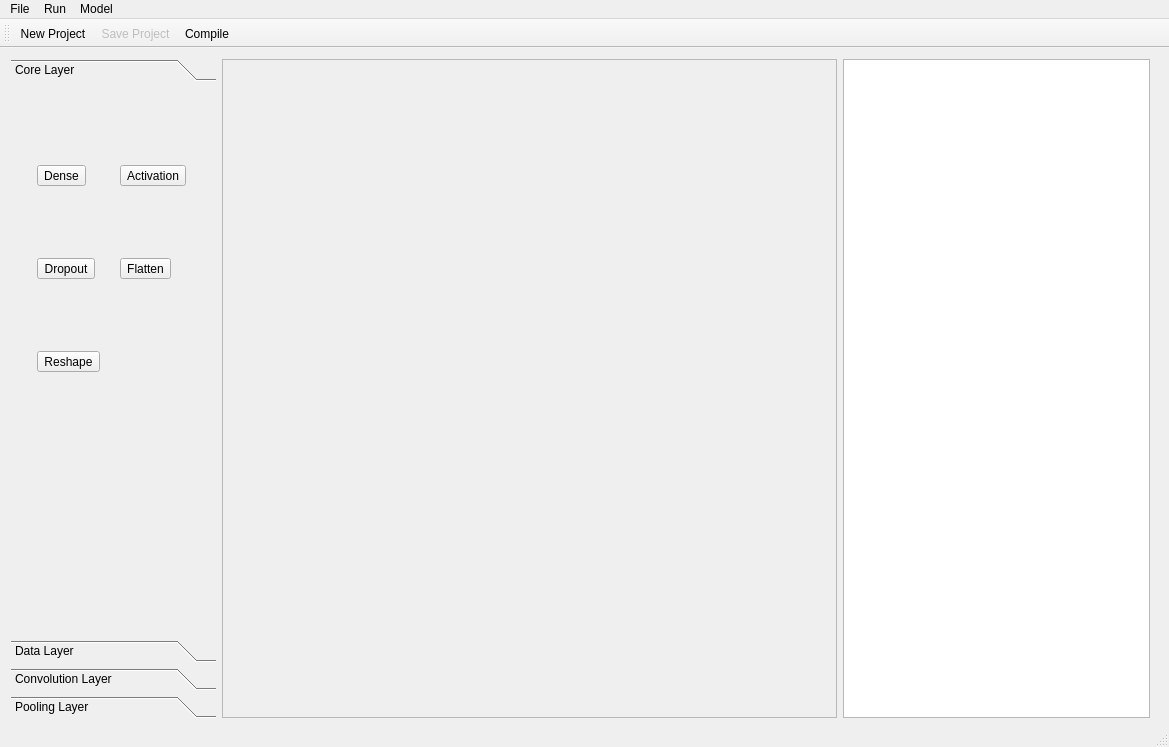
Before: the Qt Designer form app/mainwindow.ui in kelvin34501/alchimia_repo, drawn with Qt 5.
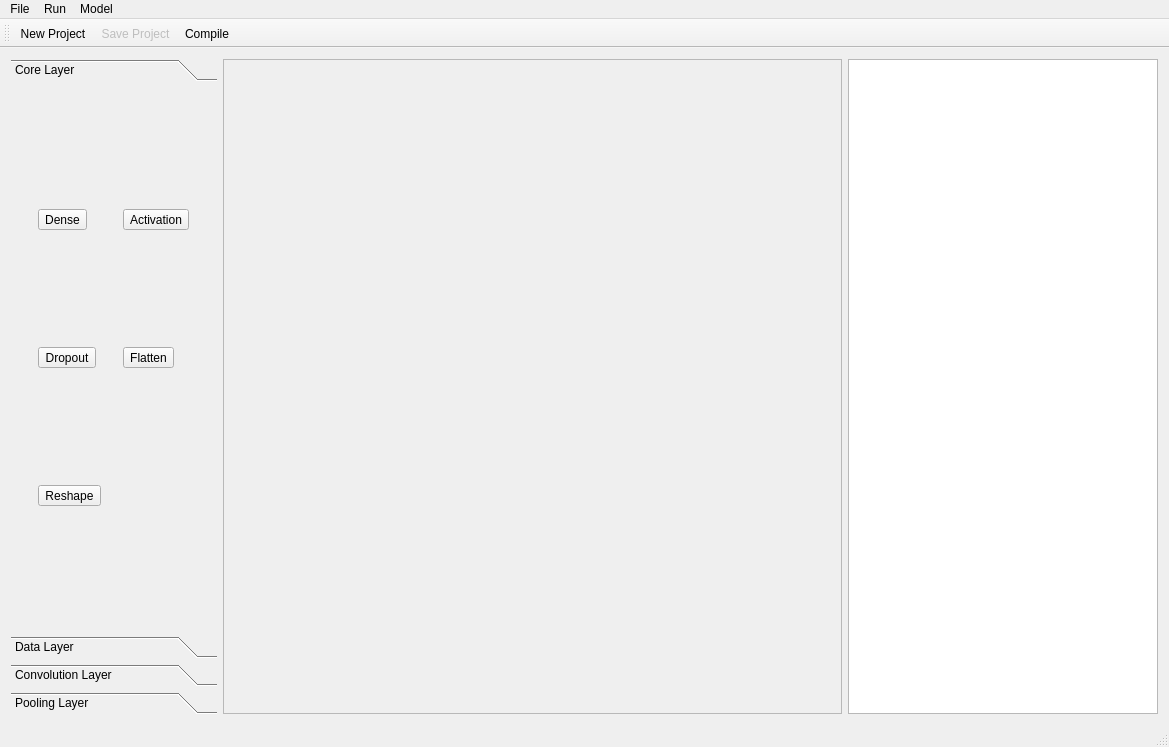
After: the same form once the commit is applied. The open tabs and pages were chosen to show the change. Icons and pictures are not drawn.

Commit message:
Auto-stretch panels
Now panels and buttons within the toolbox will auto-stretch to the
window size

Diff of the .ui file:
```diff
--- a/app/mainwindow.ui
+++ b/app/mainwindow.ui
@@ -14,15 +14,6 @@
    <string>MainWindow</string>
   </property>
   <widget class="QWidget" name="centralWidget">
-   <widget class="QWidget" name="layoutWidget">
-    <property name="geometry">
-     <rect>
-      <x>0</x>
-      <y>0</y>
-      <width>1161</width>
-      <height>681</height>
-     </rect>
-    </property>
     <layout class="QHBoxLayout" name="horizontalLayout">
      <item>
       <widget class="QToolBox" name="toolBox">
@@ -40,22 +31,13 @@
          <rect>
           <x>0</x>
           <y>0</y>
-          <width>209</width>
-          <height>551</height>
+         <width>208</width>
+         <height>516</height>
          </rect>
         </property>
         <attribute name="label">
          <string>Core Layer</string>
         </attribute>
-        <widget class="QWidget" name="gridLayoutWidget">
-         <property name="geometry">
-          <rect>
-           <x>1</x>
-           <y>1</y>
-           <width>201</width>
-           <height>361</height>
-          </rect>
-         </property>
          <layout class="QGridLayout" name="gridLayout">
           <item row="0" column="1">
            <widget class="QToolButton" name="activationButton">
@@ -123,7 +105,6 @@
            </widget>
           </item>
          </layout>
-        </widget>
        </widget>
        <widget class="QWidget" name="page_2">
         <property name="geometry">
@@ -289,7 +270,6 @@
       </widget>
      </item>
     </layout>
-   </widget>
   </widget>
   <widget class="QMenuBar" name="menuBar">
    <property name="geometry">
```
Left out of the diff: 52 changed lines with no effect on the pictures. Lines whose indentation alone changed are shown as unchanged.
